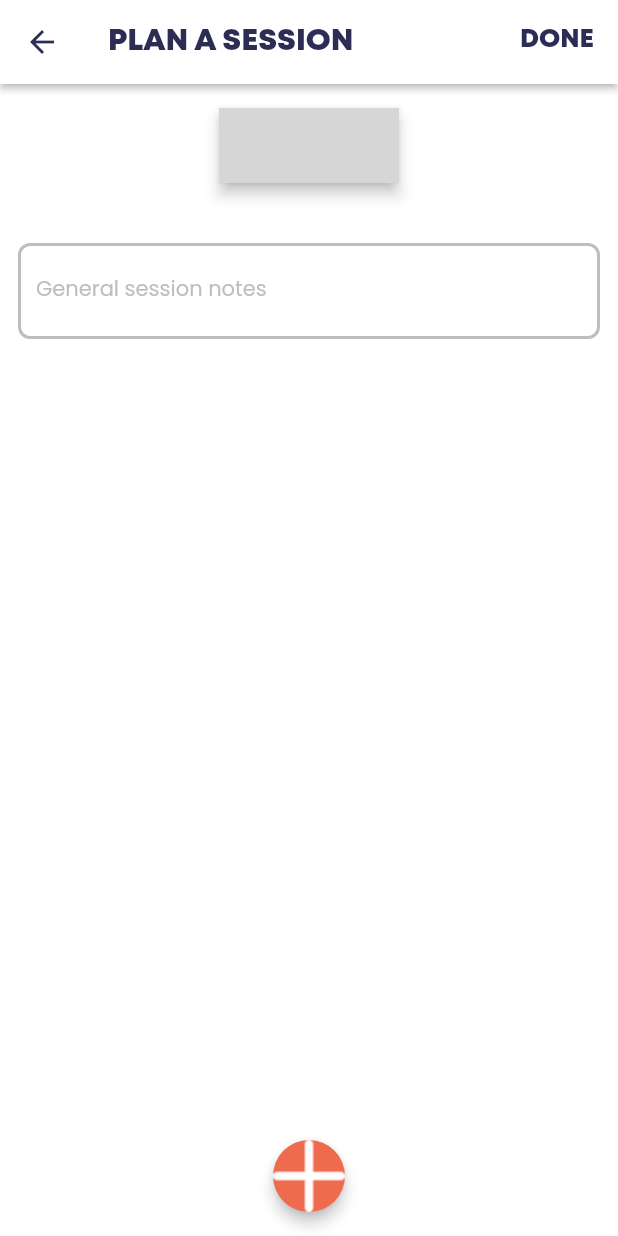
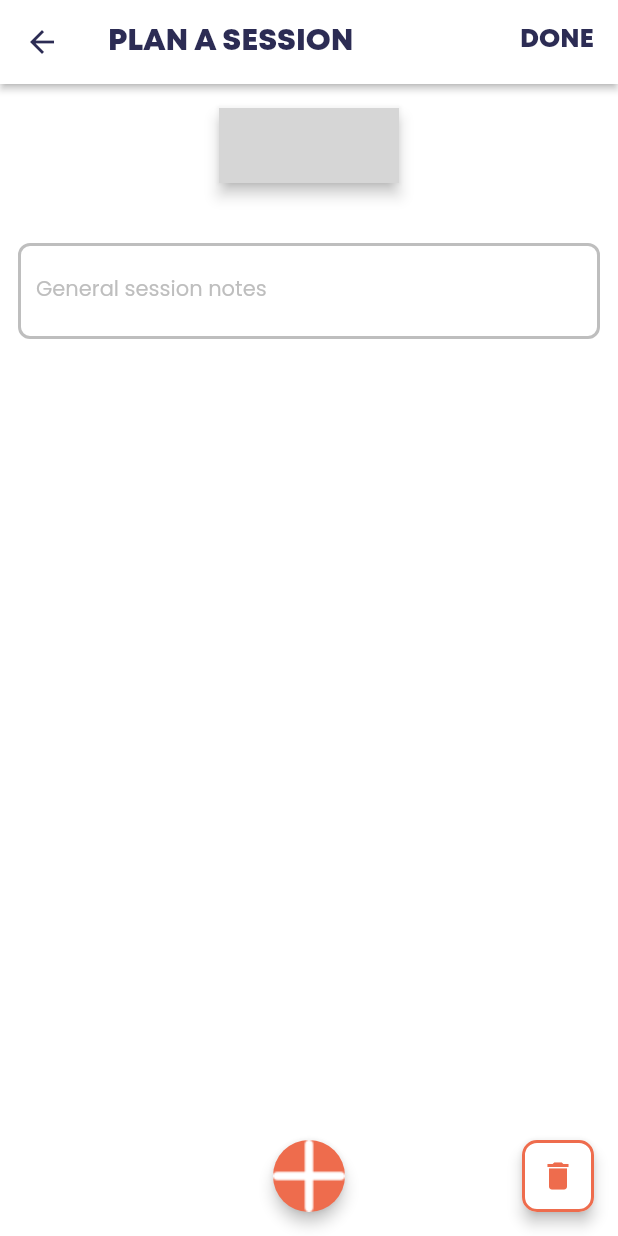
Before and after one commit to JPUF/ppl_course, a Flutter app: the SessionPage screen opened directly with empty values, on a phone screen of 412 x 824 dp. Run offline on Flutter 3.47's test engine with Material 2 defaults, Android fonts, the light colour scheme and no system bars; drawn by our look-alikes of animated_toggle_switch; our stand-ins replace flutter_bloc, flutter_svg, flutter_svg_provider, google_fonts, hydrated_bloc, page_transition and 2 more; grey boxes are pictures that could not be loaded.

Commit message:
Delete session option

```diff
--- a/lib/logic/sessions/sessions_bloc.dart
+++ b/lib/logic/sessions/sessions_bloc.dart
@@ -26,6 +26,12 @@ class EditSession implements SessionsEvent {
   EditSession(this.editedSession);
 }
 
+class DeleteSession implements SessionsEvent {
+  final Session sessionToDelete;
+
+  DeleteSession(this.sessionToDelete);
+}
+
 class SessionsBloc extends Bloc<SessionsEvent, SessionsState>
     with HydratedMixin {
   final SessionRepository _sessionRepository = SessionRepository();
@@ -34,6 +40,7 @@ class SessionsBloc extends Bloc<SessionsEvent, SessionsState>
     on<FetchLastSessionOfType>(_fetchLastSessionOfType);
     on<WriteSession>(_writeSession);
     on<EditSession>(_editSession);
+    on<DeleteSession>(_deleteSession);
   }
 
   void _fetchLastSessionOfType(
@@ -49,6 +56,11 @@ class SessionsBloc extends Bloc<SessionsEvent, SessionsState>
 
   void _editSession(EditSession event, Emitter<SessionsState> emit) async {
     _sessionRepository.editSession(event.editedSession);
+    emit(AllSessionsState(_sessionRepository.getAllSessions()));
+  }
+
+  void _deleteSession(DeleteSession event, Emitter<SessionsState> emit) async {
+    _sessionRepository.deleteSession(event.sessionToDelete);
     emit(AllSessionsState(_sessionRepository.getAllSessions()));
   }
 
--- /dev/null
+++ b/lib/presentation/pages/session/components/delete_button.dart
@@ -0,0 +1,32 @@
+import 'package:flutter/material.dart';
+import 'package:ppl_course/res/color/colors.dart';
+
+class DeleteButton extends StatelessWidget {
+  const DeleteButton({
+    Key? key,
+    required this.onTap,
+  }) : super(key: key);
+
+  final VoidCallback onTap;
+
+  @override
+  Widget build(BuildContext context) {
+    return GestureDetector(
+      onTap: () => onTap(),
+      child: Card(
+        elevation: 4,
+        shape: RoundedRectangleBorder(
+          side: BorderSide(color: AppColor.accent, width: 2),
+          borderRadius: BorderRadius.circular(10),
+        ),
+        child: Container(
+          padding: const EdgeInsets.all(12),
+          child: Icon(
+            Icons.delete,
+            color: AppColor.accent,
+          ),
+        ),
+      ),
+    );
+  }
+}
--- a/lib/presentation/pages/session/session_page.dart
+++ b/lib/presentation/pages/session/session_page.dart
@@ -12,6 +12,7 @@ import 'package:ppl_course/res/styles/app_text_styles.dart';
 
 import 'components/add_exercise_button.dart';
 import 'components/bottom_sheet_header.dart';
+import 'components/delete_button.dart';
 import 'components/exercise_bottom_sheet.dart';
 import 'components/plan_exercise_widget.dart';
 import 'components/ppl_selector_switch.dart';
@@ -114,11 +115,25 @@ class _SessionPageState extends State<SessionPage> {
                 child: Align(
                     alignment: Alignment.bottomCenter,
                     child: AddExerciseButton(
-                        onTap: () => showBottomSheet(ExerciseContext.add))))
+                        onTap: () => showBottomSheet(ExerciseContext.add)))),
+            buildDeleteButton()
           ],
         ),
       ),
     );
+  }
+
+  Widget buildDeleteButton() {
+    if (_editArgs.session != null) {
+      return Container(
+          padding: const EdgeInsets.fromLTRB(0, 0, 12, 12),
+          height: MediaQuery.of(context).size.height,
+          width: MediaQuery.of(context).size.width,
+          child: Align(
+              alignment: Alignment.bottomRight,
+              child: DeleteButton(onTap: () => deleteSession())));
+    }
+    return Container();
   }
 
   CustomTextField buildNotesTextField() {
@@ -252,7 +267,7 @@ class _SessionPageState extends State<SessionPage> {
   }
 
   void populateWithSessionToEdit(Session session) {
-    if(!_editSessionPopulated) {
+    if (!_editSessionPopulated) {
       _notesText = session.notes;
       _type = session.type;
       _newExerciseCount = 0;
@@ -285,5 +300,14 @@ class _SessionPageState extends State<SessionPage> {
     navigateBack();
   }
 
+  deleteSession() {
+    final editSession = _editArgs.session;
+    if (editSession != null) {
+      BlocProvider.of<SessionsBloc>(context).add(DeleteSession(Session.withUuid(
+          editSession.uuid, _type, _notesText, _exerciseMap.values.toList())));
+    }
+    navigateBack();
+  }
+
   void navigateBack() => Navigator.pop(context);
 }
```
Also changed, not shown: lib/data/repositories/session_repository.dart (+8 -4 lines), lib/presentation/pages/session/components/exercise_bottom_sheet.dart (+2 -17 lines), 1 other file.
